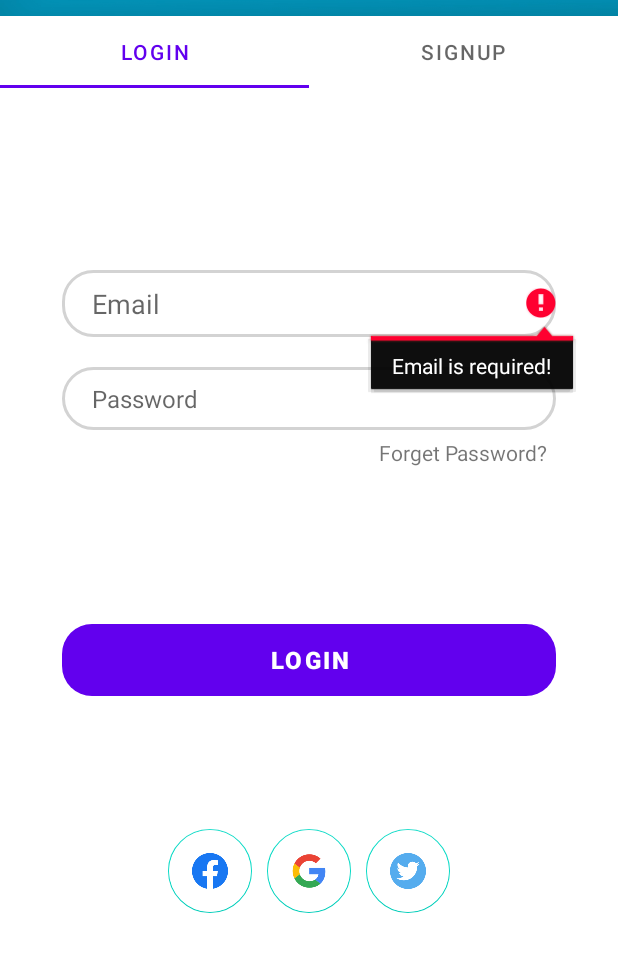
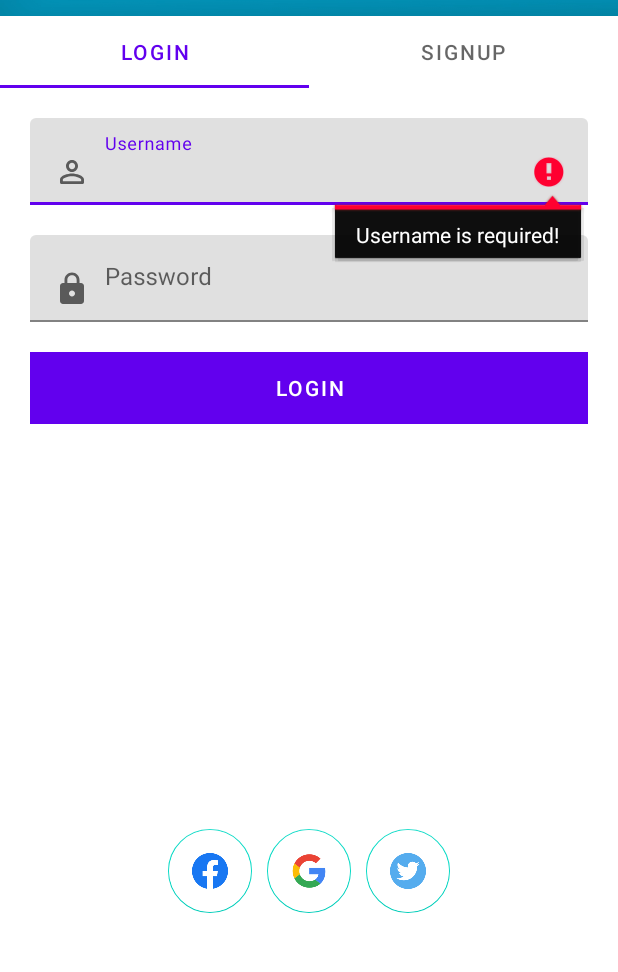
Before and after one commit to joel-rodgers/Finder-Kenya, an Android app: the LoginTabFragment screen opened directly, with no data from a screen before it, after a tap on "LOGIN", on a phone screen of 412 x 824 dp, the part 256-1228 px from its top. Run offline under Robolectric (Android 15) with nearby library versions, the phone set to English and light mode, and no system bars; our stand-ins replace Firebase (no records; nobody signed in at launch, a user with empty details on screens opened directly).

Commit message:
Validation of sign up and login form completed Display of data on user profile completed

```diff
--- a/app/src/main/java/com/example/finderkenya/LoginTabFragment.java
+++ b/app/src/main/java/com/example/finderkenya/LoginTabFragment.java
@@ -17,6 +17,7 @@ import androidx.viewpager.widget.ViewPager;
 
 import com.google.android.material.floatingactionbutton.FloatingActionButton;
 import com.google.android.material.tabs.TabLayout;
+import com.google.android.material.textfield.TextInputLayout;
 import com.google.firebase.database.DataSnapshot;
 import com.google.firebase.database.DatabaseError;
 import com.google.firebase.database.DatabaseReference;
@@ -25,7 +26,7 @@ import com.google.firebase.database.Query;
 import com.google.firebase.database.ValueEventListener;
 
 public class LoginTabFragment extends Fragment {
-    EditText email,pass;
+    EditText pass,username;
     TextView forgetpass;
     Button login;
     float v=0;
@@ -37,24 +38,27 @@ public class LoginTabFragment extends Fragment {
     public View onCreateView(LayoutInflater inflater, ViewGroup container, Bundle savedInstanceState) {
         ViewGroup root = (ViewGroup) inflater.inflate(R.layout.login_tab_fragment, container, false );
 
-        email = root.findViewById(R.id.email);
+       // email = root.findViewById(R.id.email);
+        username = root.findViewById(R.id.username);
         pass = root.findViewById(R.id.pass);
-        forgetpass = root.findViewById(R.id.forgetPass);
+        //forgetpass = root.findViewById(R.id.forgetPass);
         login = root.findViewById(R.id.login);
 
-        email.setTranslationX(800);
+        //email.setTranslationX(800);
+        username.setTranslationX(800);
         pass.setTranslationX(800);
-        forgetpass.setTranslationX(800);
+        //forgetpass.setTranslationX(800);
         login.setTranslationX(800);
 
-        email.setAlpha(v);
+        //email.setAlpha(v);
+        username.setAlpha(v);
         pass.setAlpha(v);
-        forgetpass.setAlpha(v);
+        //forgetpass.setAlpha(v);
         login.setAlpha(v);
 
-        email.animate().translationX(0).alpha(1).setDuration(800).setStartDelay(300).start();
+        username.animate().translationX(0).alpha(1).setDuration(800).setStartDelay(300).start();
         pass.animate().translationX(0).alpha(1).setDuration(800).setStartDelay(500).start();
-        forgetpass.animate().translationX(0).alpha(1).setDuration(800).setStartDelay(500).start();
+        //forgetpass.animate().translationX(0).alpha(1).setDuration(800).setStartDelay(500).start();
         login.animate().translationX(0).alpha(1).setDuration(800).setStartDelay(700).start();
 
 
@@ -64,27 +68,32 @@ public class LoginTabFragment extends Fragment {
             @Override
             public void onClick(View view) {
 
-                rootNode = FirebaseDatabase.getInstance();
-                reference= rootNode.getReference("users");
+                DatabaseReference reference = FirebaseDatabase.getInstance().getReference("users");
 
                 //Get all values
-                String userEnteredEmail = email.getEditableText().toString();
-                String userEnteredPassword = pass.getEditableText().toString();
+                final String userEnteredUsername = username.getEditableText().toString();
+                final String userEnteredPassword = pass.getEditableText().toString();
+                //String noWhiteSpace = "\\A\\w{4,20}\\z";
 
 
 
                 //validate
-                if(userEnteredEmail.isEmpty()){
-                    email.setError("Email is required!");
-                    email.requestFocus();
+                if(userEnteredUsername.isEmpty()){
+                    username.setError("Username is required!");
+                    username.requestFocus();
                     return;
                 }
-
-                if(!Patterns.EMAIL_ADDRESS.matcher(userEnteredEmail).matches()){
-                    email.setError("Please provide valid email!");
-                    email.requestFocus();
+                if(userEnteredUsername.length() > 15){
+                    username.setError("Username too long!");
+                    username.requestFocus();
                     return;
                 }
+              //  if(userEnteredUsername.matches(noWhiteSpace)){
+                    //username.setError("White Spaces are not allowed!");
+                    //username.requestFocus();
+                    //return;
+                //}
+
 
                 if(userEnteredPassword.isEmpty()){
                     pass.setError("Password is required!");
@@ -102,7 +111,7 @@ public class LoginTabFragment extends Fragment {
 
 
 
-                Query checkUser = reference.orderByChild("mail").equalTo(userEnteredEmail);
+                Query checkUser = reference.orderByChild("uname").equalTo(userEnteredUsername);
 
                 checkUser.addListenerForSingleValueEvent(new ValueEventListener() {
                     @Override
@@ -110,23 +119,24 @@ public class LoginTabFragment extends Fragment {
 
                         if(snapshot.exists()){
 
-                            email.setError(null);
-                            email.setEnabled(false);
+                            username.setError(null);
+                            username.setEnabled(false);
 
-                            String passwordFromDB = snapshot.child(userEnteredEmail).child("pwd").getValue(String.class);
+                            String passwordFromDB = snapshot.child(userEnteredUsername).child("pwd").getValue(String.class);
 
                             if(passwordFromDB.equals(userEnteredPassword)){
 
-                                email.setError(null);
-                                email.setEnabled(false);
+                                username.setError(null);
+                                username.setEnabled(false);
 
-
-                                String nameFromDB = snapshot.child(userEnteredEmail).child("fname").getValue(String.class);
-                                String emailFromDB = snapshot.child(userEnteredEmail).child("mail").getValue(String.class);
-                                String mobileNoFromDB = snapshot.child(userEnteredEmail).child("mobileNo").getValue(String.class);
+                                String unameFromDB = snapshot.child(userEnteredUsername).child("uname").getValue(String.class);
+                                String nameFromDB= snapshot.child(userEnteredUsername).child("fname").getValue(String.class);
+                                String emailFromDB= snapshot.child(userEnteredUsername).child("mail").getValue(String.class);
+                                String mobileNoFromDB = snapshot.child(userEnteredUsername).child("mobileNo").getValue(String.class);
 
                                 Intent intent = new Intent(getContext(),UserProfile.class);
 
+                                intent.putExtra("uname",unameFromDB);
                                 intent.putExtra("fname",nameFromDB);
                                 intent.putExtra("mail",emailFromDB);
                                 intent.putExtra("mobileNo",mobileNoFromDB);
@@ -141,8 +151,8 @@ public class LoginTabFragment extends Fragment {
                             }
                         }
                         else{
-                            email.setError("No such user exists!");
-                            email.requestFocus();
+                            username.setError("No such user exists!");
+                            username.requestFocus();
                         }
 
                     }
--- a/app/src/main/java/com/example/finderkenya/SignupTabFragment.java
+++ b/app/src/main/java/com/example/finderkenya/SignupTabFragment.java
@@ -16,7 +16,7 @@ import com.google.firebase.database.DatabaseReference;
 import com.google.firebase.database.FirebaseDatabase;
 
 public class SignupTabFragment extends Fragment {
-    EditText email, fullnames, mobile, pass;
+    EditText email, fullnames, mobile, pass,username;
     Button signup;
     float v = 0;
 
@@ -32,28 +32,32 @@ public class SignupTabFragment extends Fragment {
 
 
         email = root.findViewById(R.id.email);
+        username = root.findViewById(R.id.username);
         fullnames = root.findViewById(R.id.fullnames);
         mobile = root.findViewById(R.id.mobile);
         pass = root.findViewById(R.id.pass);
         signup = root.findViewById(R.id.signup);
 
         email.setTranslationX(800);
+        username.setTranslationX(800);
         fullnames.setTranslationX(800);
         mobile.setTranslationX(800);
         pass.setTranslationX(800);
         signup.setTranslationX(800);
 
         email.setAlpha(v);
+        username.setAlpha(v);
         fullnames.setAlpha(v);
         mobile.setAlpha(v);
         pass.setAlpha(v);
         signup.setAlpha(v);
 
-        email.animate().translationX(0).alpha(1).setDuration(800).setStartDelay(300).start();
-        fullnames.animate().translationX(0).alpha(1).setDuration(800).setStartDelay(500).start();
-        mobile.animate().translationX(0).alpha(1).setDuration(800).setStartDelay(700).start();
-        pass.animate().translationX(0).alpha(1).setDuration(800).setStartDelay(900).start();
-        signup.animate().translationX(0).alpha(1).setDuration(800).setStartDelay(1100).start();
+        fullnames.animate().translationX(0).alpha(1).setDuration(800).setStartDelay(300).start();
+        username.animate().translationX(0).alpha(1).setDuration(800).setStartDelay(500).start();
+        email.animate().translationX(0).alpha(1).setDuration(800).setStartDelay(700).start();
+        mobile.animate().translationX(0).alpha(1).setDuration(800).setStartDelay(900).start();
+        pass.animate().translationX(0).alpha(1).setDuration(800).setStartDelay(1100).start();
+        signup.animate().translationX(0).alpha(1).setDuration(800).setStartDelay(1300).start();
 
 
 
@@ -67,7 +71,9 @@ public class SignupTabFragment extends Fragment {
                 reference= rootNode.getReference("users");
 
                 //Get all values
+
                 String fname = fullnames.getEditableText().toString();
+                String uname = username.getEditableText().toString();
                 String mail = email.getEditableText().toString();
                 String mobileNo = mobile.getEditableText().toString();
                 String pwd = pass.getEditableText().toString();
@@ -78,6 +84,11 @@ public class SignupTabFragment extends Fragment {
                 if(fname.isEmpty()){
                     fullnames.setError("Full name is required!");
                     fullnames.requestFocus();
+                    return;
+                }
+                if(uname.isEmpty()){
+                    username.setError("Username is required!");
+                    username.requestFocus();
                     return;
                 }
 
@@ -115,10 +126,10 @@ public class SignupTabFragment extends Fragment {
 
 
 
-                UserHelperClass helperClass = new UserHelperClass(fname,mail,mobileNo,pwd);
+                UserHelperClass helperClass = new UserHelperClass(fname,uname,mail,mobileNo,pwd);
 
 
-                reference.child(mobileNo).setValue(helperClass);
+                reference.child(uname).setValue(helperClass);
 
 
             }
--- a/app/src/main/res/layout/login_tab_fragment.xml
+++ b/app/src/main/res/layout/login_tab_fragment.xml
@@ -1,73 +1,55 @@
 <?xml version="1.0" encoding="utf-8"?>
-<androidx.constraintlayout.widget.ConstraintLayout xmlns:android="http://schemas.android.com/apk/res/android"
+<ScrollView xmlns:android="http://schemas.android.com/apk/res/android"
     android:layout_width="match_parent"
     android:layout_height="match_parent"
-    xmlns:app="http://schemas.android.com/apk/res-auto">
+    android:fillViewport="true"
+    xmlns:app="http://schemas.android.com/apk/res-auto"
+    xmlns:tools="http://schemas.android.com/tools"
+    tools:context=".LoginTabFragment">
 
-    <EditText
-        android:id="@+id/email"
-        android:layout_width="0dp"
+    <LinearLayout
+        android:layout_width="match_parent"
         android:layout_height="wrap_content"
-        app:layout_constraintWidth_percent=".8"
-        app:layout_constraintVertical_bias=".3"
-        app:layout_constraintHorizontal_bias=".5"
-        android:background="@drawable/edit_text_bg"
-        android:hint="Email"
-        android:paddingLeft="20dp"
-        android:paddingTop="10dp"
-        android:paddingBottom="10dp"
-        app:layout_constraintBottom_toBottomOf="parent"
-        app:layout_constraintEnd_toEndOf="parent"
-        app:layout_constraintStart_toStartOf="parent"
-        app:layout_constraintTop_toTopOf="parent"/>
+        android:padding="20dp"
+        android:orientation="vertical">
+        <com.google.android.material.textfield.TextInputLayout
+            android:layout_width="match_parent"
+            android:layout_height="wrap_content"
+            android:hint="Username"
+            android:layout_marginBottom="20dp">
 
-    <EditText
+            <com.google.android.material.textfield.TextInputEditText
+                android:id="@+id/username"
+                android:layout_width="match_parent"
+                android:layout_height="wrap_content"
+                android:drawableLeft="@drawable/username_small_icon"
+                android:drawablePadding="10dp" />
+
+        </com.google.android.material.textfield.TextInputLayout>
+
+        <com.google.android.material.textfield.TextInputLayout
+            android:layout_width="match_parent"
+            android:layout_height="wrap_content"
+            android:hint="Password"
+
+            android:layout_marginBottom="20dp">
+
+            <com.google.android.material.textfield.TextInputEditText
                 android:id="@+id/pass"
-        android:layout_width="0dp"
+                android:layout_width="match_parent"
                 android:layout_height="wrap_content"
-        app:layout_constraintWidth_percent=".8"
-        app:layout_constraintVertical_bias="0"
-        app:layout_constraintHorizontal_bias=".5"
-        android:background="@drawable/edit_text_bg"
-        android:hint="Password"
-        android:textSize="16sp"
-        android:paddingLeft="20dp"
-        android:paddingTop="10dp"
-        android:paddingBottom="10dp"
-        android:layout_marginTop="20dp"
-        app:layout_constraintBottom_toBottomOf="parent"
-        app:layout_constraintEnd_toEndOf="parent"
-        app:layout_constraintStart_toStartOf="parent"
-        app:layout_constraintTop_toBottomOf="@+id/email"/>
+                android:drawableLeft="@drawable/password_small_icon"
+                android:drawablePadding="10dp"
+                />
 
+        </com.google.android.material.textfield.TextInputLayout>
         <Button
             android:id="@+id/login"
-        android:layout_width="0dp"
+            android:layout_width="match_parent"
             android:layout_height="wrap_content"
-        app:layout_constraintWidth_percent=".8"
-        app:layout_constraintVertical_bias=".7"
+            android:background="#FF03DAC5"
             android:text="Login"
-        android:textSize="16sp"
-        android:textStyle="bold"
-        android:textColor="@color/white"
-        android:background="@drawable/button_bg"
-        app:layout_constraintBottom_toBottomOf="parent"
-        app:layout_constraintEnd_toEndOf="parent"
-        app:layout_constraintStart_toStartOf="parent"
-        app:layout_constraintTop_toBottomOf="@+id/forgetPass" />
-    <TextView
-        android:id="@+id/forgetPass"
-        android:layout_width="wrap_content"
-        android:layout_height="wrap_content"
-        android:text="Forget Password?"
-        app:layout_constraintVertical_bias="0"
-        app:layout_constraintHorizontal_bias="1"
-        android:layout_marginTop="5dp"
-        android:layout_marginRight="5dp"
-        app:layout_constraintBottom_toBottomOf="parent"
-        app:layout_constraintEnd_toEndOf="@+id/pass"
-        app:layout_constraintStart_toStartOf="parent"
-        app:layout_constraintTop_toBottomOf="@+id/pass"
-        />
+            android:textColor="#FFF" />
+    </LinearLayout>
 
-</androidx.constraintlayout.widget.ConstraintLayout>
+</ScrollView>
```
Also changed, not shown: app/src/main/java/com/example/finderkenya/UserHelperClass.java (+15 -5 lines), app/src/main/java/com/example/finderkenya/UserProfile.java (+65 -0 lines), app/src/main/res/layout/activity_user_profile.xml (+26 -11 lines), app/src/main/res/layout/signup_tab_fragment.xml (+98 -96 lines). Lines whose indentation alone changed are shown as unchanged.
